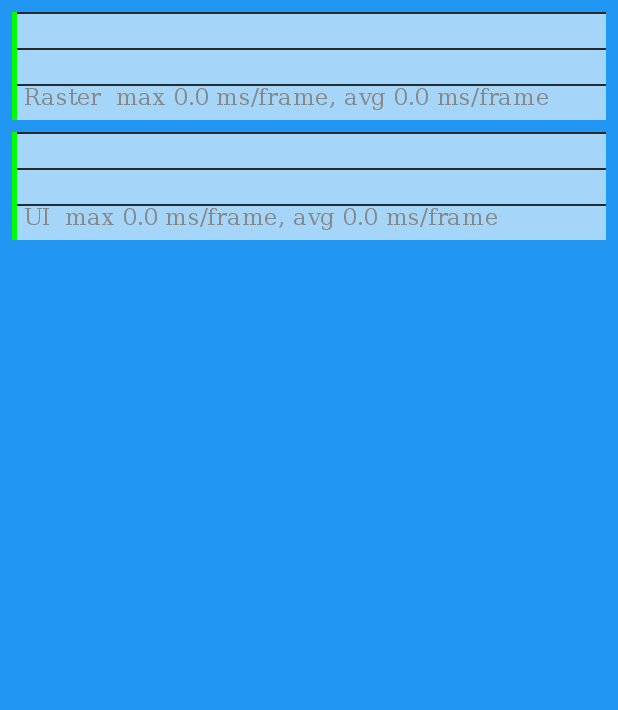
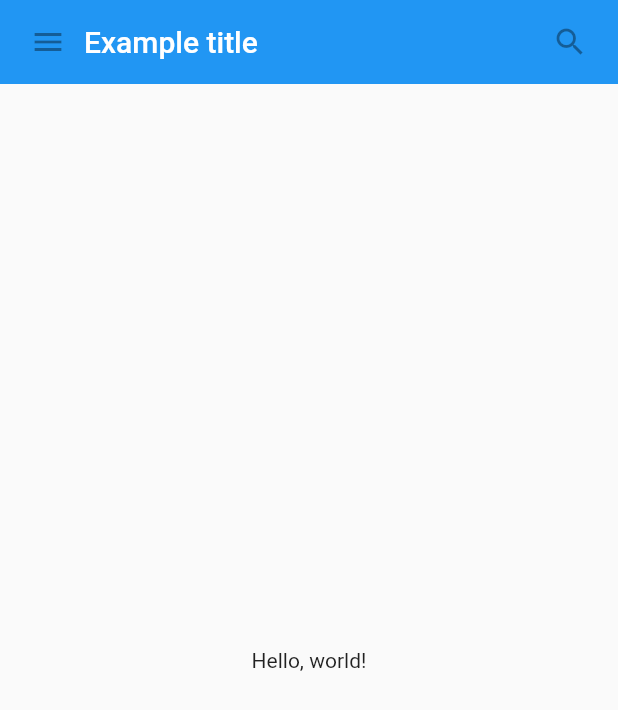
Before and after one commit to eecos/HelloFlutter, a Flutter app: the screen it shows after launch, on a phone screen of 412 x 824 dp. Shown: the top 710 px of the screen. Run offline on Flutter 3.47's test engine with Material 2 defaults, Android fonts, the light colour scheme and no system bars; missing offline and left inert: flustars, shared_preferences_web.

Commit message:
feat(scaffold): scaffold学习，同时了解 SafeArea（安全区域）

```diff
--- /dev/null
+++ b/lib/example/app_bar.dart
@@ -0,0 +1,69 @@
+import 'package:flutter/material.dart';
+
+
+class MyScaffold extends StatelessWidget {
+  const MyScaffold({Key? key}) : super(key: key);
+  @override
+  Widget build(BuildContext context) {
+    // Material is a conceptual piece
+    // of paper on which the UI appears.
+    return Material(
+      // Column is a vertical, linear layout.
+      child: Column(
+        children: [
+          MyAppBar(
+            title: Text(
+              'Example title',
+              style: Theme.of(context) //
+                  .primaryTextTheme
+                  .headline6,
+            ),
+          ),
+          const Expanded(
+            child: Center(
+              child: Text('Hello, world!'),
+            ),
+          ),
+        ],
+      ),
+    );
+  }
+}
+
+class MyAppBar extends StatelessWidget {
+  const MyAppBar({required this.title, Key? key}) : super(key: key);
+
+  // Fields in a Widget subclass are always marked "final".
+
+  final Widget title;
+
+  @override
+  Widget build(BuildContext context) {
+    return Container(
+      height: 56.0, // in logical pixels
+      padding: const EdgeInsets.symmetric(horizontal: 8.0),
+      decoration: BoxDecoration(color: Colors.blue[500]),
+      // Row is a horizontal, linear layout.
+      child: Row(
+        // <Widget> is the type of items in the list.
+        children: [
+          const IconButton(
+            icon: Icon(Icons.menu),
+            tooltip: 'Navigation menu',
+            onPressed: null, // null disables the button
+          ),
+          // Expanded expands its child
+          // to fill the available space.
+          Expanded(
+            child: title,
+          ),
+          const IconButton(
+            icon: Icon(Icons.search),
+            tooltip: 'Search',
+            onPressed: null,
+          ),
+        ],
+      ),
+    );
+  }
+}
--- a/lib/main.dart
+++ b/lib/main.dart
@@ -1,6 +1,7 @@
 import 'package:flutter/material.dart';
 import 'package:hello_flutter/widget/createMaterialColor.dart';
 
+import 'example/app_bar.dart';
 import 'example/update_button.dart';
 
 void main() {
@@ -37,20 +38,23 @@ class MyApp extends StatelessWidget {
       debugShowCheckedModeBanner: false,
       title: "HelloFlutter",
       theme: ThemeData(
-        //brightness: Brightness.dark,
-        // 为primarySwatch使用自定义颜色16进制值
-        primarySwatch: createMaterialColor(Color(0xFF4192F4)),
-        //primarySwatch: Colors.red,
-        primaryColor: Colors.white,
-        dividerColor: Color(0xffeeeeee),
-        scaffoldBackgroundColor: Colors.blue,
-        textTheme: TextTheme(bodyText2: TextStyle(color: Colors.purple)),
+        //brightness: Brightness.dark
+        //为primarySwatch使用自定义颜色16进制值
+        //primarySwatch: createMaterialColor(Color(0xFF4192F4)),
+        primarySwatch: Colors.blue,
+        //primaryColor: Colors.white,
+        //dividerColor: Color(0xffeeeeee),
+        //scaffoldBackgroundColor: Colors.blue,
+        //textTheme: TextTheme(bodyText2: TextStyle(color: Colors.purple)),
       ),
-      home: UpdateButton(),
-      color:  Color(0xff4192F4),
-      debugShowMaterialGrid: true,
-      showPerformanceOverlay: true,
-      checkerboardRasterCacheImages: true,
+      //home: UpdateButton();
+      home: SafeArea(
+        child: MyScaffold(),
+      ),
+      //color:  Color(0xff4192F4),
+      //debugShowMaterialGrid: true,
+      //showPerformanceOverlay: true,
+      //checkerboardRasterCacheImages: true,
     );
   }
 }
```
Also changed, not shown: lib/example/update_button.dart (+60 -2 lines), 1 other file.
